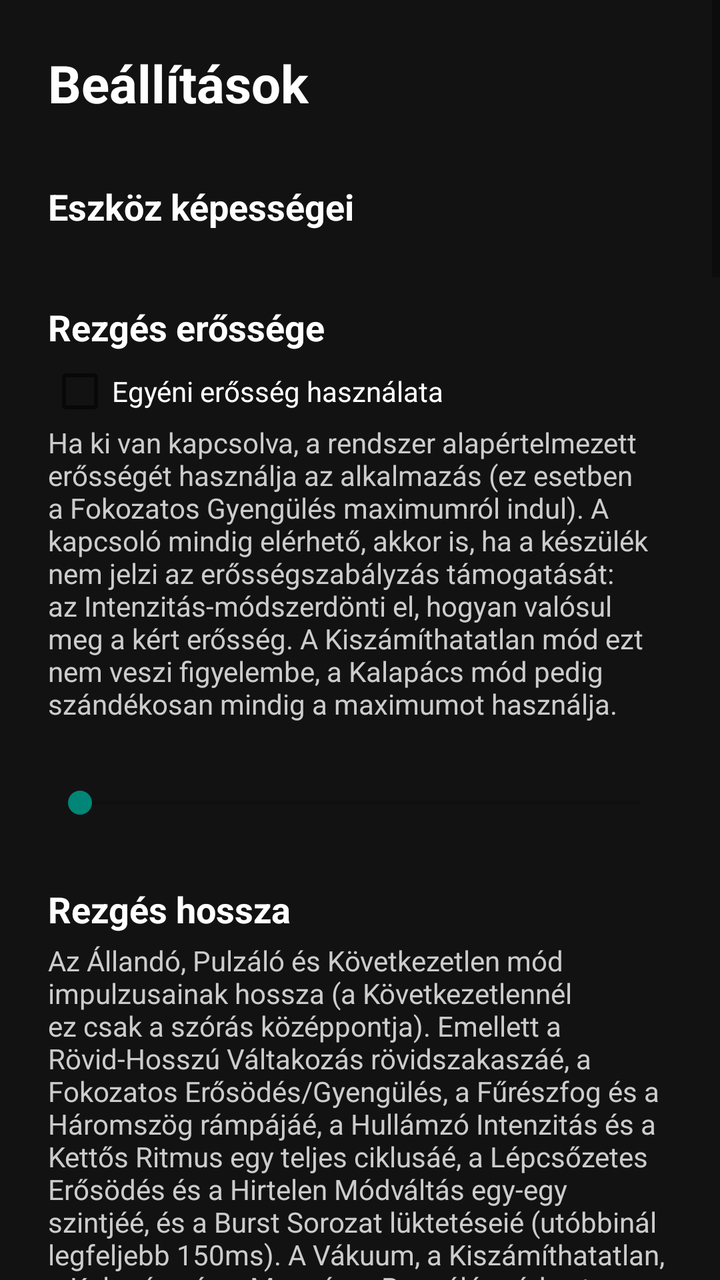
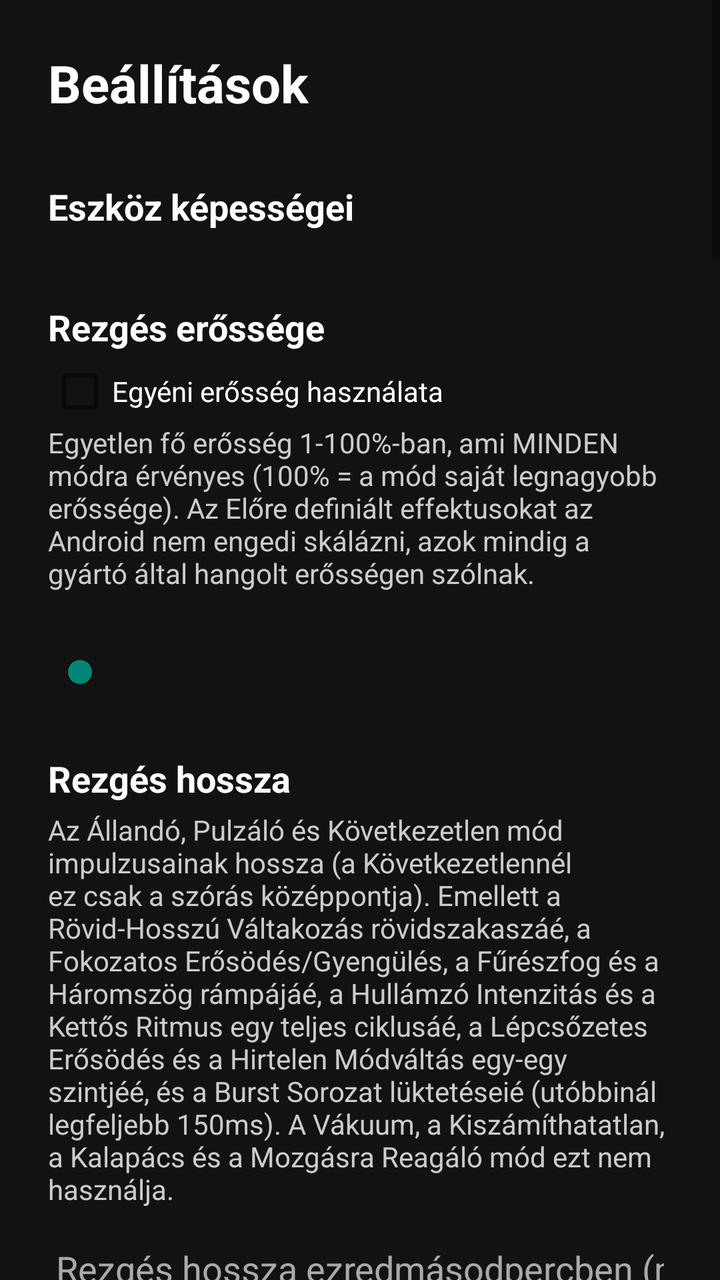

The first picture is an Android layout as it rendered before a commit; the second is the same layout after the commit. The layout source and the unified diff follow.
<!-- AndroidManifest.xml: application theme Theme.AppCompat.DayNight.DarkActionBar -->
<!-- res/layout/activity_settings.xml -->
<?xml version="1.0" encoding="utf-8"?>
<ScrollView xmlns:android="http://schemas.android.com/apk/res/android"
    android:layout_width="match_parent"
    android:layout_height="match_parent"
    android:background="#121212"
    android:fillViewport="true">

    <LinearLayout
        android:layout_width="match_parent"
        android:layout_height="wrap_content"
        android:orientation="vertical"
        android:padding="24dp">

        <TextView
            android:layout_width="wrap_content"
            android:layout_height="wrap_content"
            android:text="@string/settings_title"
            android:textSize="26sp"
            android:textStyle="bold"
            android:textColor="#FFFFFF"
            android:layout_marginBottom="24dp" />

        
        <TextView
            style="@style/SettingsSectionHeader"
            android:text="@string/settings_section_capabilities" />
        <LinearLayout
            android:id="@+id/containerCapabilities"
            android:layout_width="match_parent"
            android:layout_height="wrap_content"
            android:orientation="vertical"
            android:layout_marginBottom="24dp" />

        
        <TextView
            style="@style/SettingsSectionHeader"
            android:text="@string/settings_section_amplitude" />
        <CheckBox
            android:id="@+id/chkUseCustomAmplitude"
            android:layout_width="match_parent"
            android:layout_height="wrap_content"
            android:text="@string/use_custom_amplitude_label"
            android:textColor="#FFFFFF" />
        <TextView
            style="@style/SettingsDescription"
            android:text="@string/use_custom_amplitude_description" />
        <TextView
            android:id="@+id/lblAmplitudeValue"
            style="@style/SettingsValueLabel" />
        <SeekBar
            android:id="@+id/seekAmplitude"
            android:layout_width="match_parent"
            android:layout_height="wrap_content"
            android:max="254"
            android:layout_marginBottom="24dp" />

        
        <TextView
            style="@style/SettingsSectionHeader"
            android:text="@string/settings_section_duration" />
        <TextView
            style="@style/SettingsDescription"
            android:text="@string/duration_description" />
        <EditText
            android:id="@+id/editDuration"
            android:layout_width="match_parent"
            android:layout_height="wrap_content"
            android:inputType="number"
            android:hint="@string/duration_label"
            android:textColor="#FFFFFF"
            android:textColorHint="#AAAAAA"
            android:layout_marginBottom="24dp" />

        
        <TextView
            style="@style/SettingsSectionHeader"
            android:text="@string/settings_section_pause" />
        <TextView
            style="@style/SettingsDescription"
            android:text="@string/pause_description" />
        <EditText
            android:id="@+id/editPause"
            android:layout_width="match_parent"
            android:layout_height="wrap_content"
            android:inputType="number"
            android:hint="@string/pause_label"
            android:textColor="#FFFFFF"
            android:textColorHint="#AAAAAA"
            android:layout_marginBottom="24dp" />

        
        <TextView
            style="@style/SettingsSectionHeader"
            android:text="@string/settings_section_unpredictability" />
        <TextView
            style="@style/SettingsDescription"
            android:text="@string/unpredictability_label" />
        <TextView
            android:id="@+id/lblUnpredictabilityValue"
            style="@style/SettingsValueLabel" />
        <SeekBar
            android:id="@+id/seekUnpredictability"
            android:layout_width="match_parent"
            android:layout_height="wrap_content"
            android:max="100"
            android:layout_marginBottom="24dp" />

        
        <TextView
            style="@style/SettingsSectionHeader"
            android:text="@string/settings_section_vibration_type" />
        <TextView
            style="@style/SettingsDescription"
            android:text="@string/vibration_type_description" />
        <RadioGroup
            android:id="@+id/radioVibrationType"
            android:layout_width="match_parent"
            android:layout_height="wrap_content"
            android:layout_marginBottom="16dp">
            <RadioButton
                android:id="@+id/radioTypeCustom"
                android:layout_width="match_parent"
                android:layout_height="wrap_content"
                android:text="@string/vibration_type_custom"
                android:textColor="#FFFFFF" />
            <RadioButton
                android:id="@+id/radioTypePredefined"
                android:layout_width="match_parent"
                android:layout_height="wrap_content"
                android:text="@string/vibration_type_predefined"
                android:textColor="#FFFFFF" />
            <RadioButton
                android:id="@+id/radioTypeComposition"
                android:layout_width="match_parent"
                android:layout_height="wrap_content"
                android:text="@string/vibration_type_composition"
                android:textColor="#FFFFFF" />
        </RadioGroup>

        
        <LinearLayout
            android:id="@+id/panelPredefinedEffect"
            android:layout_width="match_parent"
            android:layout_height="wrap_content"
            android:orientation="vertical"
            android:visibility="gone"
            android:layout_marginBottom="16dp">
            <TextView
                style="@style/SettingsSectionHeader"
                android:text="@string/settings_section_predefined_effect" />
            <RadioGroup
                android:id="@+id/radioPredefinedEffects"
                android:layout_width="match_parent"
                android:layout_height="wrap_content" />
        </LinearLayout>

        
        <LinearLayout
            android:id="@+id/panelComposition"
            android:layout_width="match_parent"
            android:layout_height="wrap_content"
            android:orientation="vertical"
            android:visibility="gone"
            android:layout_marginBottom="16dp">
            <TextView
                style="@style/SettingsSectionHeader"
                android:text="@string/settings_section_composition" />
            <TextView
                style="@style/SettingsDescription"
                android:text="@string/composition_description" />
            <LinearLayout
                android:id="@+id/containerPrimitives"
                android:layout_width="match_parent"
                android:layout_height="wrap_content"
                android:orientation="vertical" />
        </LinearLayout>

        
        <TextView
            style="@style/SettingsSectionHeader"
            android:text="@string/settings_section_intensity_method" />
        <TextView
            style="@style/SettingsDescription"
            android:text="@string/intensity_method_description" />
        <RadioGroup
            android:id="@+id/radioIntensityMethod"
            android:layout_width="match_parent"
            android:layout_height="wrap_content"
            android:layout_marginBottom="24dp">
            <RadioButton
                android:id="@+id/radioMethodAuto"
                android:layout_width="match_parent"
                android:layout_height="wrap_content"
                android:text="@string/method_auto"
                android:textColor="#FFFFFF" />
            <RadioButton
                android:id="@+id/radioMethodAmplitude"
                android:layout_width="match_parent"
                android:layout_height="wrap_content"
                android:text="@string/method_amplitude"
                android:textColor="#FFFFFF" />
            <RadioButton
                android:id="@+id/radioMethodDuty"
                android:layout_width="match_parent"
                android:layout_height="wrap_content"
                android:text="@string/method_duty"
                android:textColor="#FFFFFF" />
        </RadioGroup>

        
        <TextView
            style="@style/SettingsSectionHeader"
            android:text="@string/settings_section_usage" />
        <TextView
            style="@style/SettingsDescription"
            android:text="@string/usage_description" />
        <RadioGroup
            android:id="@+id/radioVibrationUsage"
            android:layout_width="match_parent"
            android:layout_height="wrap_content"
            android:layout_marginBottom="24dp">
            <RadioButton
                android:id="@+id/radioUsageAlarm"
                android:layout_width="match_parent"
                android:layout_height="wrap_content"
                android:text="@string/usage_alarm"
                android:textColor="#FFFFFF" />
            <RadioButton
                android:id="@+id/radioUsageAccessibility"
                android:layout_width="match_parent"
                android:layout_height="wrap_content"
                android:text="@string/usage_accessibility"
                android:textColor="#FFFFFF" />
            <RadioButton
                android:id="@+id/radioUsageNotification"
                android:layout_width="match_parent"
                android:layout_height="wrap_content"
                android:text="@string/usage_notification"
                android:textColor="#FFFFFF" />
            <RadioButton
                android:id="@+id/radioUsageTouch"
                android:layout_width="match_parent"
                android:layout_height="wrap_content"
                android:text="@string/usage_touch"
                android:textColor="#FFFFFF" />
            <RadioButton
                android:id="@+id/radioUsageMedia"
                android:layout_width="match_parent"
                android:layout_height="wrap_content"
                android:text="@string/usage_media"
                android:textColor="#FFFFFF" />
            <RadioButton
                android:id="@+id/radioUsageUnknown"
                android:layout_width="match_parent"
                android:layout_height="wrap_content"
                android:text="@string/usage_unknown"
                android:textColor="#FFFFFF" />
        </RadioGroup>

        
        <TextView
            style="@style/SettingsSectionHeader"
            android:text="@string/settings_section_wave_frequency" />
        <TextView
            style="@style/SettingsDescription"
            android:text="@string/wave_frequency_description" />
        <TextView
            android:id="@+id/lblWaveFrequencyValue"
            style="@style/SettingsValueLabel" />
        <SeekBar
            android:id="@+id/seekWaveFrequency"
            android:layout_width="match_parent"
            android:layout_height="wrap_content"
            android:max="99"
            android:layout_marginBottom="16dp" />
        <TextView
            style="@style/SettingsDescription"
            android:text="@string/sine_amplitude_description" />
        <TextView
            android:id="@+id/lblSineAmplitudeValue"
            style="@style/SettingsValueLabel" />
        <SeekBar
            android:id="@+id/seekSineAmplitude"
            android:layout_width="match_parent"
            android:layout_height="wrap_content"
            android:max="95"
            android:layout_marginBottom="24dp" />

        
        <TextView
            style="@style/SettingsSectionHeader"
            android:text="@string/settings_section_repeat_press" />
        <CheckBox
            android:id="@+id/chkRestartOnRepeatPress"
            android:layout_width="match_parent"
            android:layout_height="wrap_content"
            android:text="@string/restart_on_repeat_label"
            android:textColor="#FFFFFF" />
        <TextView
            style="@style/SettingsDescription"
            android:text="@string/restart_on_repeat_description" />

    </LinearLayout>
</ScrollView>
<!-- resources referenced by this layout -->
<resources>
  <string name="composition_description">Legalább egy primitívet ki kell választani. Ha egyik sem elérhető ezen a készüléken, vagy egy sem lett kiválasztva, az alkalmazás csendben visszaesik az egyéni hullámformára.</string>
  <string name="duration_label">Rezgés hossza ezredmásodpercben (ms)</string>
  <string name="method_amplitude">Amplitúdó kényszerítve</string>
  <string name="method_auto">Automatikus (a hardver jelzése alapján)</string>
  <string name="method_duty">Kitöltési tényező (on/off arány)</string>
  <string name="pause_label">Szünet hossza ezredmásodpercben (ms)</string>
  <string name="restart_on_repeat_label">Gomb ismételt megnyomása újraindítja a rezgést</string>
  <string name="settings_section_amplitude">Rezgés erőssége</string>
  <string name="settings_section_capabilities">Eszköz képességei</string>
  <string name="settings_section_composition">Mely primitívek szerepeljenek az összetett rezgésben</string>
  <string name="settings_section_duration">Rezgés hossza</string>
  <string name="settings_section_intensity_method">Intenzitás-módszer</string>
  <string name="settings_section_pause">Szünet hossza</string>
  <string name="settings_section_predefined_effect">Melyik előre definiált effektus</string>
  <string name="settings_section_repeat_press">Gomb ismételt megnyomása</string>
  <string name="settings_section_unpredictability">Kiszámíthatatlanság mértéke (Következetlen módhoz)</string>
  <string name="settings_section_usage">Rezgés felhasználási osztálya</string>
  <string name="settings_section_vibration_type">Rezgéstípus (Állandó, Pulzáló, Következetlen módhoz)</string>
  <string name="settings_section_wave_frequency">Szinuszos / Négyszögjel-szerű mód frekvenciája</string>
  <string name="settings_title">Beállítások</string>
  <string name="sine_amplitude_description">Csak a Szinuszos módot érinti: mekkora legyen az erősség lengésének mértéke a ciklus közepe körül. 100%-nál a lengés a teljes 0-100%-os tartományt bejárja.</string>
  <string name="unpredictability_label">Mennyire térjen el véletlenszerűen a Következetlen mód a fenti hossz- és szünetértékektől. A Kiszámíthatatlan mód nem ezt használja - az mindig a maximális, függetlenített véletlenszerűséggel fut.</string>
  <string name="usage_accessibility">Kisegítő lehetőségek</string>
  <string name="usage_alarm">Ébresztő (alapértelmezett, háttérben is megbízható)</string>
  <string name="usage_media">Média</string>
  <string name="usage_notification">Értesítés</string>
  <string name="usage_touch">Érintés-visszajelzés</string>
  <string name="usage_unknown">Nincs megadva</string>
  <string name="use_custom_amplitude_description">Ha ki van kapcsolva, a rendszer alapértelmezett erősségét használja az alkalmazás (ez esetben a Fokozatos Gyengülés maximumról indul). A kapcsoló mindig elérhető, akkor is, ha a készülék nem jelzi az erősségszabályzás támogatását: az "Intenzitás-módszer" dönti el, hogyan valósul meg a kért erősség. A Kiszámíthatatlan mód ezt nem veszi figyelembe, a Kalapács mód pedig szándékosan mindig a maximumot használja.</string>
  <string name="use_custom_amplitude_label">Egyéni erősség használata</string>
  <string name="vibration_type_composition">Összetett primitívek (Android 11-től)</string>
  <string name="vibration_type_custom">Egyéni hullámforma (a fenti erősség és hossz alapján)</string>
  <string name="vibration_type_predefined">Előre definiált effektus (Android 10-től)</string>
  <string name="wave_frequency_description">A Szinuszos és a Négyszögjel-szerű mód közös frekvenciája Hz-ben (mennyi teljes ciklus fut másodpercenként).</string>
  <!-- unchanged entries left out for length: 9 -->
</resources>

<!-- the commit's change to res/layout/activity_settings.xml (unified diff, before → after) -->
@@ -210,6 +210,26 @@
         
         <TextView
             style="@style/SettingsSectionHeader"
+            android:text="@string/settings_section_calibration" />
+        <TextView
+            style="@style/SettingsDescription"
+            android:text="@string/calibration_description" />
+        <Button
+            android:id="@+id/btnCalibrate"
+            android:layout_width="match_parent"
+            android:layout_height="60dp"
+            android:text="@string/calibration_button"
+            android:backgroundTint="#333333"
+            android:textColor="#FFFFFF" />
+        <TextView
+            android:id="@+id/lblCalibrationResult"
+            style="@style/SettingsDescription"
+            android:accessibilityLiveRegion="polite"
+            android:layout_marginBottom="24dp" />
+
+        
+        <TextView
+            style="@style/SettingsSectionHeader"
             android:text="@string/settings_section_usage" />
         <TextView
             style="@style/SettingsDescription"
<!-- resource entries referenced after the edit -->
@@ -1,5 +1,7 @@
 <!-- resources referenced by this layout -->
 <resources>
+  <string name="calibration_button">Kalibráció indítása</string>
+  <string name="calibration_description">A telefon saját gyorsulásmérőjével méri, hogy az amplitúdó, illetve a kitöltési tényező tényleg érezhetően változtatja-e a rezgést, és a jobbat választja az Intenzitás-módszerhez. Tedd a telefont mozdulatlanul egy kemény felületre (asztalra), indítás után 3 másodperccel kezdődik, kb. 15 másodpercig tart.</string>
   <string name="composition_description">Legalább egy primitívet ki kell választani. Ha egyik sem elérhető ezen a készüléken, vagy egy sem lett kiválasztva, az alkalmazás csendben visszaesik az egyéni hullámformára.</string>
   <string name="duration_label">Rezgés hossza ezredmásodpercben (ms)</string>
   <string name="method_amplitude">Amplitúdó kényszerítve</string>
@@ -8,6 +10,7 @@
   <string name="pause_label">Szünet hossza ezredmásodpercben (ms)</string>
   <string name="restart_on_repeat_label">Gomb ismételt megnyomása újraindítja a rezgést</string>
   <string name="settings_section_amplitude">Rezgés erőssége</string>
+  <string name="settings_section_calibration">Erősség-kalibráció (mérés)</string>
   <string name="settings_section_capabilities">Eszköz képességei</string>
   <string name="settings_section_composition">Mely primitívek szerepeljenek az összetett rezgésben</string>
   <string name="settings_section_duration">Rezgés hossza</string>
@@ -28,7 +31,7 @@
   <string name="usage_notification">Értesítés</string>
   <string name="usage_touch">Érintés-visszajelzés</string>
   <string name="usage_unknown">Nincs megadva</string>
-  <string name="use_custom_amplitude_description">Ha ki van kapcsolva, a rendszer alapértelmezett erősségét használja az alkalmazás (ez esetben a Fokozatos Gyengülés maximumról indul). A kapcsoló mindig elérhető, akkor is, ha a készülék nem jelzi az erősségszabályzás támogatását: az "Intenzitás-módszer" dönti el, hogyan valósul meg a kért erősség. A Kiszámíthatatlan mód ezt nem veszi figyelembe, a Kalapács mód pedig szándékosan mindig a maximumot használja.</string>
+  <string name="use_custom_amplitude_description">Egyetlen fő erősség 1-100%-ban, ami MINDEN módra érvényes (100% = a mód saját legnagyobb erőssége). Az Előre definiált effektusokat az Android nem engedi skálázni, azok mindig a gyártó által hangolt erősségen szólnak.</string>
   <string name="use_custom_amplitude_label">Egyéni erősség használata</string>
   <string name="vibration_type_composition">Összetett primitívek (Android 11-től)</string>
   <string name="vibration_type_custom">Egyéni hullámforma (a fenti erősség és hossz alapján)</string>
